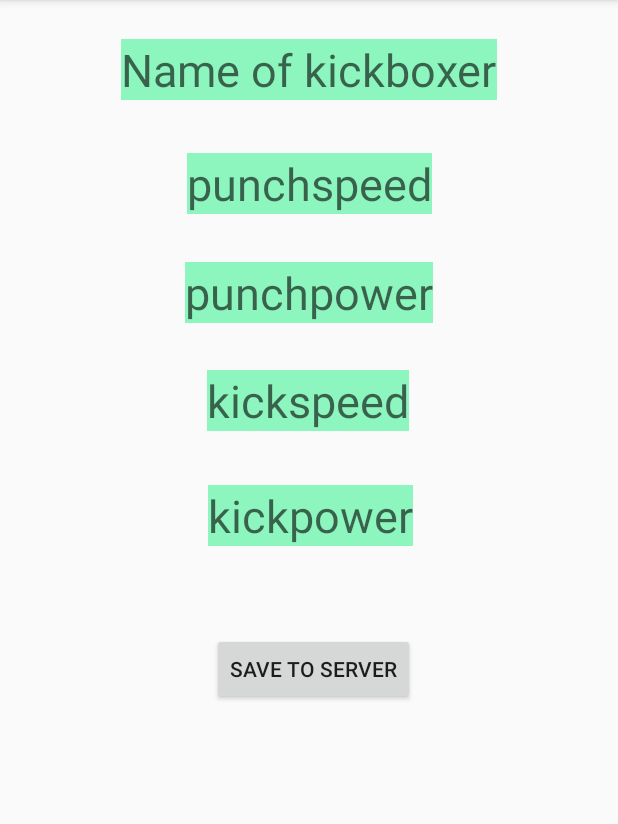
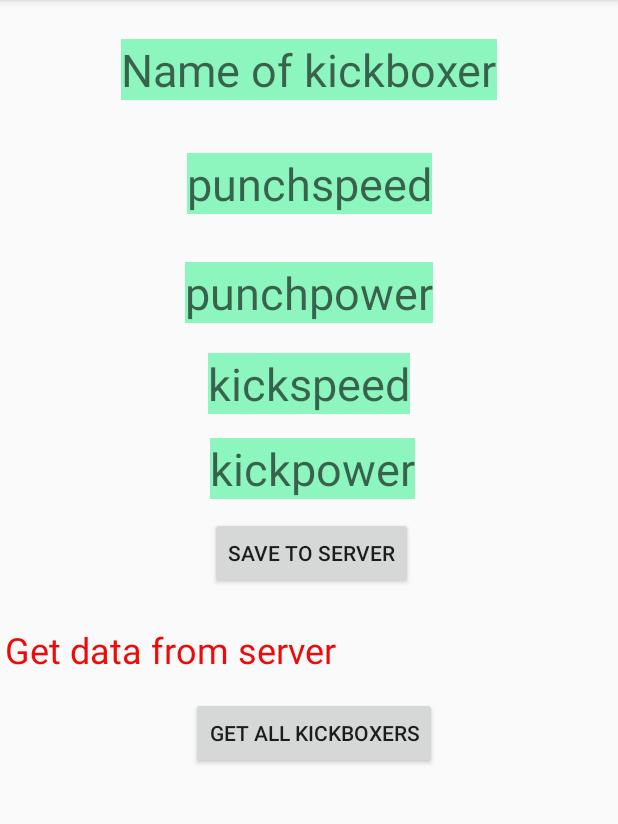
Before and after one commit to abhishek1117/InstagramClone, an Android app: the screen it shows after launch (MainActivity), on a phone screen of 412 x 824 dp, the part 84-908 px from its top. Run offline under Robolectric (Android 15) with nearby library versions, the phone set to English and light mode, and no system bars; libraries missing offline, so code that uses them is left out: com.parse, com.shashank.sony; 1 statement that could not run was skipped.

Commit message:
Retrieving data from server

```diff
--- a/app/src/main/java/com/example/instagramclone/MainActivity.java
+++ b/app/src/main/java/com/example/instagramclone/MainActivity.java
@@ -6,18 +6,26 @@ import android.os.Bundle;
 import android.view.View;
 import android.widget.Button;
 import android.widget.EditText;
+import android.widget.TextView;
 import android.widget.Toast;
 
+import com.parse.FindCallback;
+import com.parse.GetCallback;
 import com.parse.ParseException;
 import com.parse.ParseInstallation;
 import com.parse.ParseObject;
+import com.parse.ParseQuery;
 import com.parse.SaveCallback;
 import com.shashank.sony.fancytoastlib.FancyToast;
 
+import java.util.List;
+
 public class MainActivity extends AppCompatActivity implements View.OnClickListener{
 
-    private Button btnsave;
+    private Button btnsave,btngetalldata;
     private EditText edtname,edtps,edtpp,edtkp,edtks;
+    private TextView txtgetdata;
+    private String allkickboxers;
 
     @Override
     protected void onCreate(Bundle savedInstanceState) {
@@ -31,6 +39,48 @@ public class MainActivity extends AppCompatActivity implements View.OnClickListe
         edtpp = findViewById(R.id.edtpp);
         edtks = findViewById(R.id.edtks);
         edtkp = findViewById(R.id.edtkp);
+        txtgetdata = findViewById(R.id.txtgetdata);
+        btngetalldata = findViewById(R.id.btngetalldata);
+        txtgetdata.setOnClickListener(new View.OnClickListener() {
+            @Override
+            public void onClick(View v) {
+                ParseQuery<ParseObject> parsequery = ParseQuery.getQuery("Kickboxer");
+                parsequery.getInBackground("L9QMVNxAde", new GetCallback<ParseObject>() {
+                    @Override
+                    public void done(ParseObject object, ParseException e) {
+                        if(object != null && e==null){
+                            txtgetdata.setText(object.get("Name") + "-" + "KickPower:" + object.get("Kickpower"));
+                        }
+                    }
+                });
+            }
+        });
+        btngetalldata.setOnClickListener(new View.OnClickListener() {
+            @Override
+            public void onClick(View v) {
+
+                allkickboxers = "";
+                ParseQuery<ParseObject> queryall = ParseQuery.getQuery("Kickboxer");
+                queryall.findInBackground(new FindCallback<ParseObject>() {
+                    @Override
+                    public void done(List<ParseObject> objects, ParseException e) {
+                        if (e == null){
+
+                            if (objects.size()>0){
+                                for(ParseObject kickboxer : objects) {
+
+                                    allkickboxers = allkickboxers + kickboxer.get("Name") + "\n";
+                                }
+                                FancyToast.makeText(MainActivity.this,allkickboxers,
+                                        FancyToast.LENGTH_LONG,FancyToast.SUCCESS,true).show();
+                            }else {
+                                Toast.makeText(MainActivity.this, e.getMessage(), Toast.LENGTH_LONG).show();
+                            }
+                        }
+                    }
+                });
+            }
+        });
 
     }
 
@@ -47,7 +97,8 @@ public class MainActivity extends AppCompatActivity implements View.OnClickListe
             public void done(ParseException e) {
                 if(e == null) {
                     //Toast.makeText(MainActivity.this, kickboxer.get("Name")+" is saved to the Parse server.", Toast.LENGTH_SHORT).show();
-                    FancyToast.makeText(MainActivity.this,kickboxer.get("Name")+" is saved to the server.",FancyToast.LENGTH_LONG,FancyToast.SUCCESS,true).show();
+                    FancyToast.makeText(MainActivity.this,kickboxer.get("Name")+" is saved to the server.",
+                            FancyToast.LENGTH_LONG,FancyToast.SUCCESS,true).show();
                 }else {
                     Toast.makeText(MainActivity.this, e.getMessage(), Toast.LENGTH_LONG).show();
                 }
--- a/app/src/main/res/layout/activity_main.xml
+++ b/app/src/main/res/layout/activity_main.xml
@@ -60,13 +60,14 @@
         android:layout_height="wrap_content"
         android:layout_marginStart="176dp"
         android:layout_marginLeft="176dp"
-        android:layout_marginTop="31dp"
+        android:layout_marginTop="20dp"
         android:layout_marginEnd="177dp"
         android:layout_marginRight="177dp"
         android:background="#8CF6BE"
         android:hint="kickspeed"
         android:textSize="30sp"
         app:layout_constraintEnd_toEndOf="parent"
+        app:layout_constraintHorizontal_bias="0.493"
         app:layout_constraintStart_toStartOf="parent"
         app:layout_constraintTop_toBottomOf="@+id/edtpp" />
 
@@ -76,13 +77,14 @@
         android:layout_height="wrap_content"
         android:layout_marginStart="177dp"
         android:layout_marginLeft="177dp"
-        android:layout_marginTop="36dp"
+        android:layout_marginTop="16dp"
         android:layout_marginEnd="176dp"
         android:layout_marginRight="176dp"
         android:background="#8CF6BE"
         android:hint="kickpower"
         android:textSize="30sp"
         app:layout_constraintEnd_toEndOf="parent"
+        app:layout_constraintHorizontal_bias="0.487"
         app:layout_constraintStart_toStartOf="parent"
         app:layout_constraintTop_toBottomOf="@+id/edtks" />
 
@@ -92,12 +94,44 @@
         android:layout_height="wrap_content"
         android:layout_marginStart="165dp"
         android:layout_marginLeft="165dp"
-        android:layout_marginTop="58dp"
+        android:layout_marginTop="12dp"
         android:layout_marginEnd="159dp"
         android:layout_marginRight="159dp"
         android:text="Save to Server"
         app:layout_constraintEnd_toEndOf="parent"
+        app:layout_constraintHorizontal_bias="0.541"
         app:layout_constraintStart_toStartOf="parent"
         app:layout_constraintTop_toBottomOf="@+id/edtkp" />
 
+    <TextView
+        android:id="@+id/txtgetdata"
+        android:layout_width="0dp"
+        android:layout_height="wrap_content"
+        android:layout_marginStart="3dp"
+        android:layout_marginLeft="3dp"
+        android:layout_marginTop="24dp"
+        android:layout_marginEnd="3dp"
+        android:layout_marginRight="3dp"
+        android:text="Get data from server"
+        android:textColor="#EF0909"
+        android:textSize="24sp"
+        app:layout_constraintEnd_toEndOf="parent"
+        app:layout_constraintHorizontal_bias="0.0"
+        app:layout_constraintStart_toStartOf="parent"
+        app:layout_constraintTop_toBottomOf="@+id/btnsave" />
+
+    <Button
+        android:id="@+id/btngetalldata"
+        android:layout_width="wrap_content"
+        android:layout_height="wrap_content"
+        android:layout_marginStart="165dp"
+        android:layout_marginLeft="165dp"
+        android:layout_marginTop="15dp"
+        android:layout_marginEnd="159dp"
+        android:layout_marginRight="159dp"
+        android:text="Get all Kickboxers"
+        app:layout_constraintEnd_toEndOf="parent"
+        app:layout_constraintStart_toStartOf="parent"
+        app:layout_constraintTop_toBottomOf="@+id/txtgetdata" />
+
 </androidx.constraintlayout.widget.ConstraintLayout>
```
